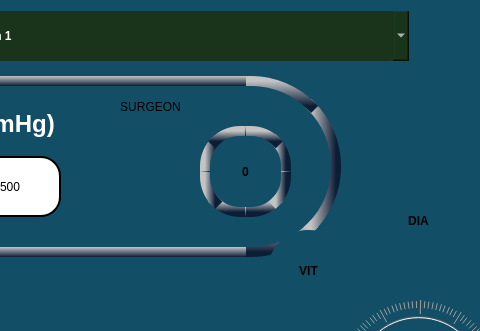
Before: the Qt Designer form mainwindow.ui in RISWANAAAA/venturiphaco, drawn with Qt 5; both pictures show x 212 to 692 and y 0 to 331 of the 1270 by 720 pixel window.
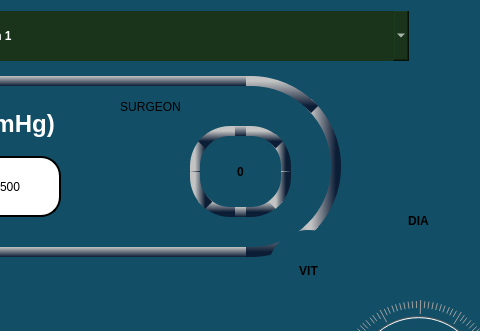
After: the same form once the commit is applied. The open tabs and pages were chosen to show the change. Icons and pictures are not drawn.

```diff
--- a/mainwindow.ui
+++ b/mainwindow.ui
@@ -609,9 +609,9 @@
      <widget class="QLabel" name="label_8">
       <property name="geometry">
        <rect>
-        <x>420</x>
+        <x>410</x>
         <y>120</y>
-        <width>91</width>
+        <width>101</width>
         <height>91</height>
        </rect>
       </property>
```
Left out of the diff: 4 changed lines with no effect on the pictures.
